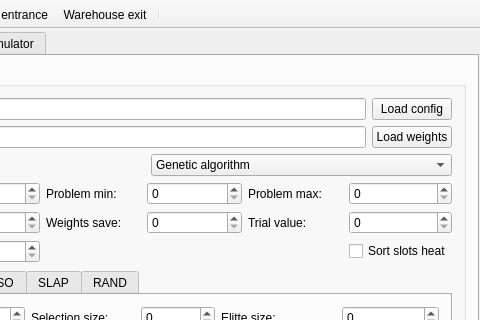
First picture: the form in src/gui/mainwindow.ui, repository kocica/warehouse-manager, before the edit; both pictures show x 673 to 1153 and y 0 to 320 of the 1153 by 906 pixel window.
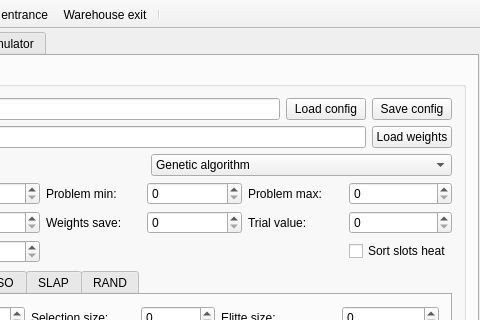
Second picture: the form after the edit. Icons and pictures are not drawn. Custom widgets are drawn as their Qt base class.

Commit message: Possibility to save the config for each tool

The edit to the form file:
```diff
--- a/src/gui/mainwindow.ui
+++ b/src/gui/mainwindow.ui
@@ -333,6 +333,13 @@
                    </property>
                   </widget>
                  </item>
+                 <item>
+                  <widget class="QPushButton" name="configSaveOpt">
+                   <property name="text">
+                    <string>Save config</string>
+                   </property>
+                  </widget>
+                 </item>
                 </layout>
                </item>
                <item>
```
Left out of the diff: 182 changed lines with no effect on the pictures. The commit also changes 4 other files.
